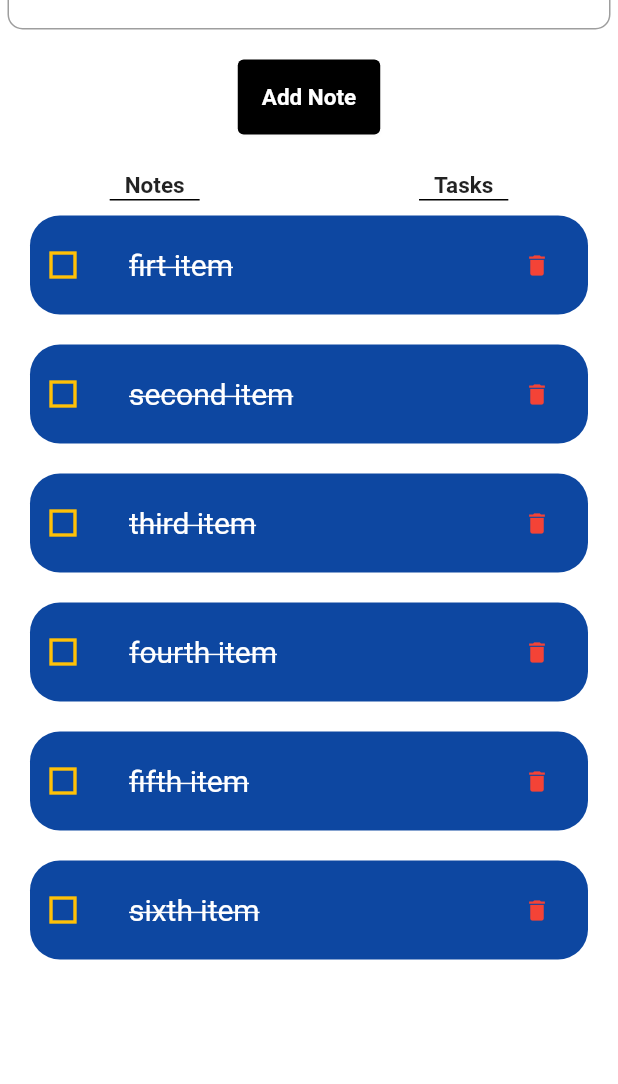
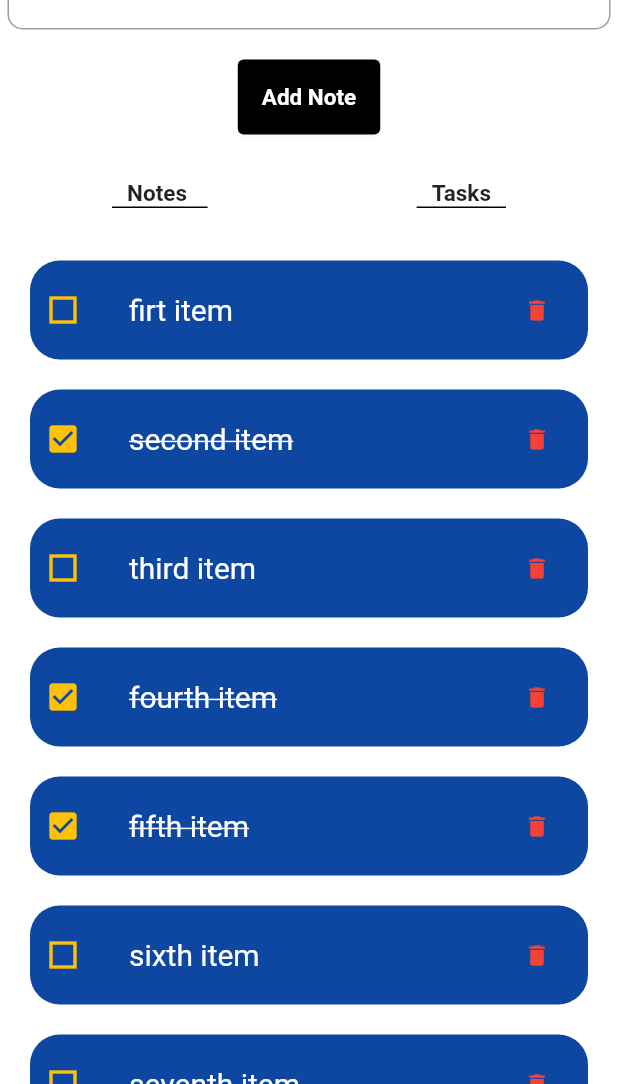
Before and after one commit to sohretturaman/FlutterTodoApp, a Flutter app: the screen it shows after launch, on a phone screen of 412 x 824 dp, the part 152-1236 px from its top. Run offline on Flutter 3.47's test engine with Material 2 defaults, Android fonts, the phone set to English and light mode, and no system bars; network calls fail.

Commit message:
marking a todo as completed and deleting the todo functionalities  have been added

```diff
--- a/lib/model/todo.dart
+++ b/lib/model/todo.dart
@@ -18,7 +18,13 @@ class Todo {
       Todo(id: 3, todoText: 'third item', isComp: false),
       Todo(id: 4, todoText: 'fourth item', isComp: true),
       Todo(id: 5, todoText: 'fifth item', isComp: true),
-      Todo(id: 6, todoText: 'sixth item', isComp: false)
+      Todo(id: 6, todoText: 'sixth item', isComp: false),
+       Todo(id: 7, todoText: 'seventh item', isComp: false),
+      Todo(id: 8, todoText: 'eighth item', isComp: true),
+      Todo(id: 9, todoText: 'ninth item', isComp: false),
+      Todo(id: 10, todoText: 'tenth item', isComp: true),
+      Todo(id: 11, todoText: 'eleventh item', isComp: true),
+      Todo(id: 12, todoText: 'twelfth item', isComp: false)
     ];
   }
 }
--- a/lib/screens/Home.dart
+++ b/lib/screens/Home.dart
@@ -4,21 +4,23 @@ import 'package:flutter/material.dart';
 import 'package:todo_app/model/todo.dart';
 import 'package:todo_app/widgets/custom_pressable_cont.dart';
 import '../widgets/todo_item.dart';
+// use elevated button and textinput to create new note
+//create the function give class as paramather then change status but use setState
+//importantt 24.17 you give paramathers , and functions in widget paramathers , you declare then above the widget constructor
 
 class Home extends StatefulWidget {
   Home({super.key});
-
 
   @override
   State<Home> createState() => _HomeState();
 }
 
 class _HomeState extends State<Home> {
-
- final todoList = Todo.todoList(); // here is important you shoulld import the list from the class
+  final todoList = Todo
+      .todoList(); // here is important you shoulld import the list from the class
 
   @override
-  Widget build(BuildContext context ) {
+  Widget build(BuildContext context) {
     return Scaffold(
       appBar: _AppBar(),
       backgroundColor: Colors.white,
@@ -27,50 +29,73 @@ class _HomeState extends State<Home> {
         _TextButtons(),
         Expanded(
           child: ListView(
+            padding: EdgeInsets.only(top: 20),
             children: [
               for (Todo todo in todoList)
-            TodoItem(todo: todo)
-
-
-
+                TodoItem(
+                  todo: todo,
+                  handleTodoChage: _handleTodoChange,
+                  onDeleteIcon: _onDeleteIcon,
+                ) // only point to functions create functions at bottom
             ],
           ),
         )
-
       ]),
     );
   }
 
+  void _handleTodoChange(Todo todo) {
+    // don't forget to take value, it works like other backend languages , not js
+    print('clicked function is worked');
+    setState(() {
+      todo.isComp =
+          !todo.isComp!; // use setState , otherwise you can't update value
+    });
+  }
+
+  void _onDeleteIcon(int id) {
+    print('what is the id $id');
+    setState(() {
+       todoList.removeWhere((val)=>val.id == id);
+    });
+
+  }
+
   Container _TextButtons() {
     return Container(
+      color: Colors.white,
+      padding: EdgeInsets.all(5),
       child: Row(
         mainAxisAlignment: MainAxisAlignment.spaceAround,
         children: [
           CustomPressableContainer(),
           GestureDetector(
               onTap: () {
-                print('Task has been clicked');
+                print('Tasks header been clicked');
               },
               child: Container(
                 decoration: BoxDecoration(
                     border: Border(
                         bottom: BorderSide(
-                            style: BorderStyle.solid, color: Colors.black,width: 1))),
+                            style: BorderStyle.solid,
+                            color: Colors.black,
+                            width: 1))),
                 padding:
                     EdgeInsets.only(bottom: 0, right: 10, left: 10, top: 20),
-                child: Text('Tasks',style: TextStyle(fontWeight: FontWeight.bold,fontSize: 15),),
+                child: Text(
+                  'Tasks',
+                  style: TextStyle(fontWeight: FontWeight.bold, fontSize: 15),
+                ),
               )),
         ],
       ),
     );
   }
 
-
-
-
   Container _TextButtonForTaksIncludeTextfield() {
     return Container(
       padding: EdgeInsets.symmetric(horizontal: 5, vertical: 5),
+      color: Colors.white,
       child: Column(
         children: [
           TextFieldWriteTodo(),
@@ -79,6 +104,7 @@ class _HomeState extends State<Home> {
             width: 10,
           ),
           TextButton(
+            // add Task button
             // create a button
             style: TextButton.styleFrom(
               padding: EdgeInsets.all(16.0),
@@ -99,7 +125,8 @@ class _HomeState extends State<Home> {
     );
   }
 
-  Widget TextFieldWriteTodo() { // when you extract the method , you can also say widget widName, or widgtType widName(wihich default)
+  Widget TextFieldWriteTodo() {
+    // when you extract the method , you can also say widget widName, or widgtType widName(wihich default)
     return TextField(
       decoration: InputDecoration(
           border: OutlineInputBorder(
--- a/lib/widgets/todo_item.dart
+++ b/lib/widgets/todo_item.dart
@@ -4,47 +4,63 @@ import 'package:flutter/material.dart';
 import 'package:todo_app/model/todo.dart';
 
 class TodoItem extends StatelessWidget {
-
-  final Todo todo; // took cunstructor from model folder under todo file and imported into stateless widget
-  const TodoItem({super.key,required this.todo}); //!! improtant , give that veraibale as a const paramether
+  final Todo
+      todo; // took cunstructor from model folder under todo file and imported into stateless widget
+  final handleTodoChage;
+  final onDeleteIcon;
+  const TodoItem(
+      {super.key,
+      required this.todo,
+      required this.handleTodoChage,
+      required this.onDeleteIcon}); //!! improtant , give that veraibale as a const paramether
 
   @override
   Widget build(BuildContext context) {
     return Container(
       //to configure that item's margin use the margin here !!
-      margin: EdgeInsets.symmetric(horizontal: 20,vertical: 10),
+      margin: EdgeInsets.symmetric(horizontal: 20, vertical: 10),
       child: ListTile(
         contentPadding: EdgeInsets.symmetric(horizontal: 10, vertical: 5),
         onTap: () {
-          print('list item is pressed');
+          // when top on item
+          handleTodoChage(todo); // give the paramather , take caution about it
         },
         shape: RoundedRectangleBorder(borderRadius: BorderRadius.circular(20)),
         // iconColor: Colors.amberAccent,
         textColor: Colors.white,
         tileColor: Colors.blue[900],
         leading: Icon(
+          todo.isComp!
+              ? Icons.check_box
+              : Icons
+                  .square_outlined, //here you should give todo.isComp! , you can use a ! to force the value to not be null.
           //to give an icon on start of listTile
-          Icons.square_outlined,
+
           color: Colors.amber,
         ),
         //subtitle: Text('random'),
         title: Text(
-          todo.todoText!,// you must put ! , otherwise it is not gonna work
-          style: TextStyle(fontSize: 20,decoration: TextDecoration.lineThrough),
+          todo.todoText!, // you must put ! , otherwise it is not gonna work
+          style: TextStyle(
+              fontSize: 20,
+              decoration: todo.isComp!
+                  ? TextDecoration.lineThrough
+                  : TextDecoration
+                      .none), // change the apparance accroding to value
         ),
-        trailing: IconButton( //to give the item on the end of listTile//wrap with a container optional
+        trailing: IconButton(
+          //to give the item on the end of listTile//wrap with a container optional
           onPressed: () {
-            print('delete icon is pressed');
+            // when top on delete icon
+            onDeleteIcon(todo.id); // you should give the todo.id value as paramather
           },
-          icon: Icon(Icons.delete,color: Colors.red,size: 18),
-
+          icon: Icon(Icons.delete, color: Colors.red, size: 18),
         ),
       ),
     );
   }
 }
 
-
 //NOOTE : created a widget folder to give most used components into this folder
 //and the file name starts with lowecase leters but in classes , in statefull,stateless widgets
 //names should start with captal later and it should be camelCase
```
Also changed, not shown: lib/widgets/custom_pressable_cont.dart (+5 -6 lines). Lines whose indentation alone changed are shown as unchanged.
